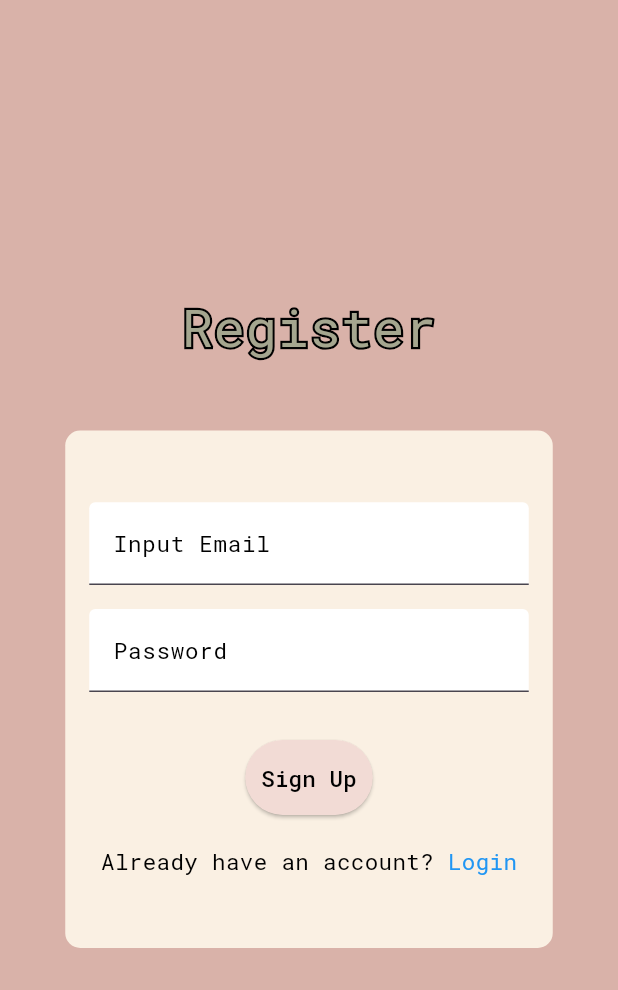
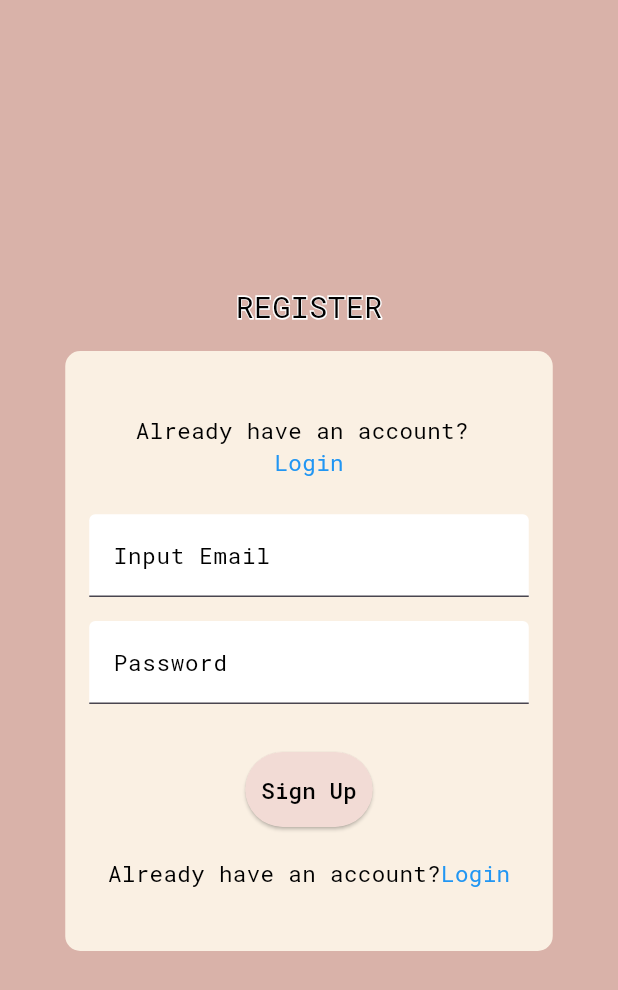
Before and after one commit to KeeeeEf/mobdev_final, a Flutter app: the Signup screen opened by its route, after a tap on "Login", after a tap on "Sign up here", on a phone screen of 412 x 824 dp. Shown: the top 990 px of the screen. Run offline on Flutter 3.47's test engine with Material 3 defaults, Android fonts, the phone set to English and light mode, and no system bars; our stand-ins replace cloud_firestore, firebase_auth, firebase_core, flutter_secure_storage, google_fonts, google_sign_in; accounts and stored records are empty; network calls fail.

Commit message:
sign-up page, log-in page design edits

```diff
--- a/lib/details/Login.dart
+++ b/lib/details/Login.dart
@@ -64,8 +64,35 @@ class _LoginState extends State<Login> {
                 ),
               ],
             ),
+
             const SizedBox(
-              height: 45.0,
+              height: 25.0,
+            ),
+
+            Stack(
+              children: <Widget>[
+                Text(
+                  "LOGIN",
+                  style: GoogleFonts.robotoMono(
+                    fontSize: 20.0,
+                    fontWeight: FontWeight.w100,
+                    foreground: Paint()
+                      ..style = PaintingStyle.stroke
+                      ..strokeWidth = 2
+                      ..color = Colors.white,
+                  ),
+                ),
+                Text(
+                  "LOGIN",
+                  style: GoogleFonts.robotoMono(
+                    fontSize: 20.0,
+                    color: Colors.black,
+                  ),
+                ),
+              ],
+            ),
+            const SizedBox(
+              height: 15.0,
             ),
             Container(
               width: 300.0,
--- a/lib/details/Signup.dart
+++ b/lib/details/Signup.dart
@@ -5,7 +5,7 @@ import 'package:google_fonts/google_fonts.dart';
 
 class Signup extends StatefulWidget {
   static const String routeName = "signup";
-  const Signup({super.key});
+  const Signup({Key? key});
 
   @override
   State<Signup> createState() => _SignupState();
@@ -20,37 +20,38 @@ class _SignupState extends State<Signup> {
     return Scaffold(
       backgroundColor: Color.fromRGBO(217, 178, 169, 1),
       body: Center(
-          child: Column(mainAxisAlignment: MainAxisAlignment.center, children: [
+        child: Column(
+          mainAxisAlignment: MainAxisAlignment.center,
+          children: [
             Stack(
               children: <Widget>[
                 Text(
-              "Register",
+                  "REGISTER",
                   style: GoogleFonts.robotoMono(
-                fontSize: 35.0,
-                fontWeight: FontWeight.w400,
+                    fontSize: 20.0,
+                    fontWeight: FontWeight.w200,
                     foreground: Paint()
                       ..style = PaintingStyle.stroke
-                  ..strokeWidth = 3
-                  ..color = Colors.black,
+                      ..strokeWidth = 2
+                      ..color = Colors.white,
                   ),
                 ),
                 Text(
-              "Register",
+                  "REGISTER",
                   style: GoogleFonts.robotoMono(
-                fontSize: 35.0,
-                fontWeight: FontWeight.w400,
-                color: Color.fromRGBO(165, 166, 143, 1),
+                    fontSize: 20.0,
+                    color: Colors.black,
                   ),
                 ),
               ],
             ),
-        const SizedBox(
-          height: 45.0,
-        ),
+
+            SizedBox(height: 15.0,),
+
             Container(
               width: 325.0,
-          height: 345.0,
-          padding: EdgeInsets.all(16.0),
+              height: 400.0,
+              padding: const EdgeInsets.all(16.0),
               decoration: BoxDecoration(
                 color: Color.fromRGBO(250, 240, 227, 1),
                 borderRadius: BorderRadius.circular(10.0),
@@ -58,6 +59,28 @@ class _SignupState extends State<Signup> {
               child: Column(
                 mainAxisAlignment: MainAxisAlignment.center,
                 children: [
+                  Text(
+                    "Already have an account? ",
+                    style: GoogleFonts.robotoMono(
+                      fontSize: 15.0,
+                      color: Colors.black,
+                    ),
+                  ),
+                  GestureDetector(
+                    onTap: () {
+                      Navigator.pushReplacementNamed(context, Login.routeName);
+                    },
+                    child: Text(
+                      "Login",
+                      style: GoogleFonts.robotoMono(
+                        fontSize: 15.0,
+                        color: Colors.blue,
+                      ),
+                    ),
+                  ),
+                  const SizedBox(
+                    height: 25.0,
+                  ),
                   TextField(
                     controller: _emailController,
                     decoration: InputDecoration(
@@ -71,7 +94,7 @@ class _SignupState extends State<Signup> {
                     ),
                     keyboardType: TextInputType.emailAddress,
                   ),
-              SizedBox(height: 16.0),
+                  const SizedBox(height: 16.0),
                   TextField(
                     controller: _passwordController,
                     decoration: InputDecoration(
@@ -93,7 +116,8 @@ class _SignupState extends State<Signup> {
                     },
                     style: ButtonStyle(
                       backgroundColor: MaterialStateProperty.all<Color>(
-                      Color.fromRGBO(242, 219, 213, 1)),
+                        Color.fromRGBO(242, 219, 213, 1),
+                      ),
                       fixedSize: MaterialStateProperty.all<Size>(
                         Size(85, 50),
                       ),
@@ -116,7 +140,7 @@ class _SignupState extends State<Signup> {
                     mainAxisAlignment: MainAxisAlignment.center,
                     children: [
                       Text(
-                    "Already have an account? ",
+                        "Already have an account?",
                         style: GoogleFonts.robotoMono(
                           fontSize: 15.0,
                           color: Colors.black,
@@ -133,13 +157,15 @@ class _SignupState extends State<Signup> {
                             color: Colors.blue,
                           ),
                         ),
-                  )
+                      ),
                     ],
-              )
+                  ),
                 ],
               ),
             ),
-      ])),
+          ],
+        ),
+      ),
     );
   }
 
```
Lines whose indentation alone changed are shown as unchanged.
